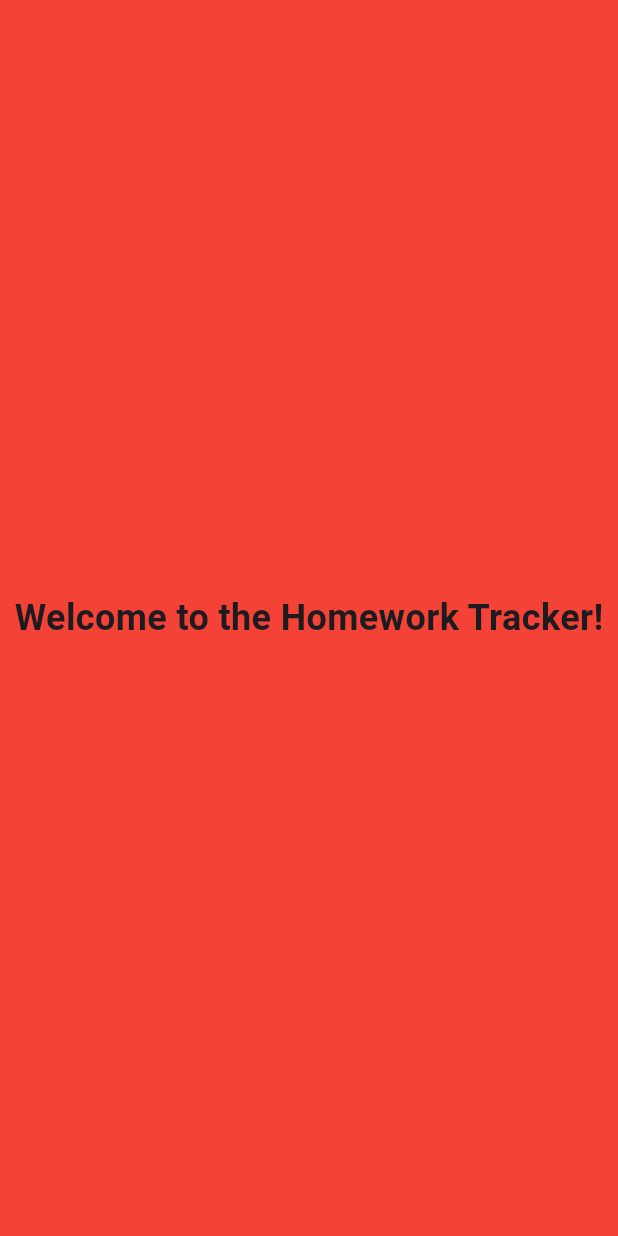
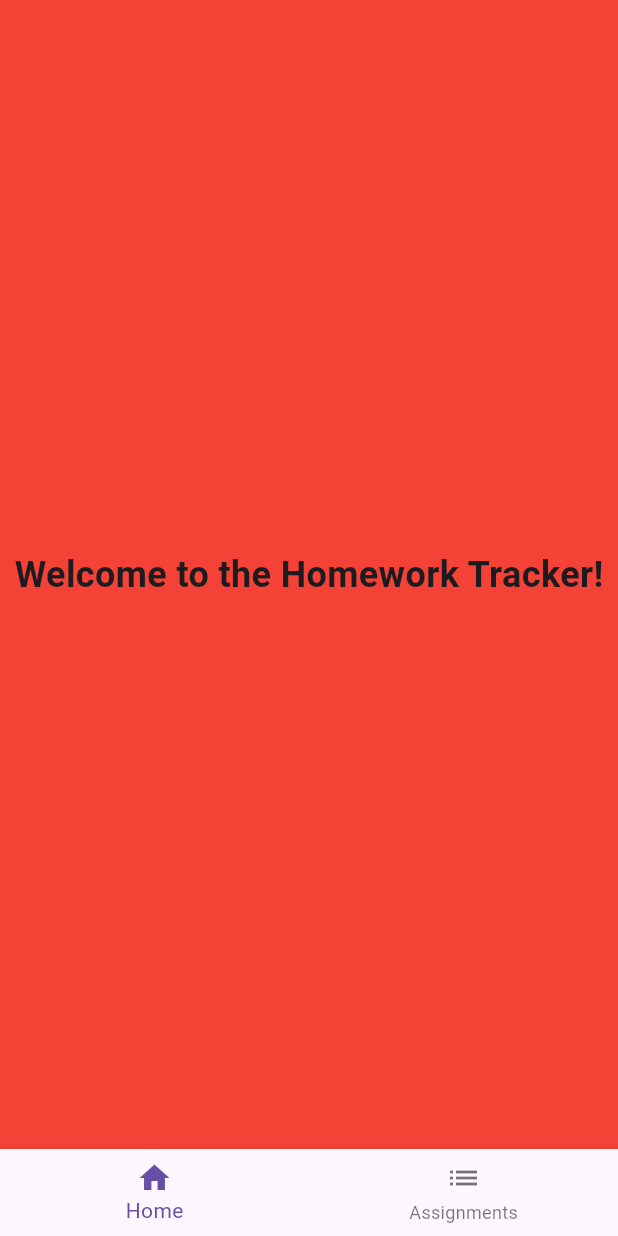
Before and after one commit to aidanjj/homework-tracker, a Flutter app: the screen it shows after launch, on a phone screen of 412 x 824 dp. Run offline on Flutter 3.47's test engine with Material 3 defaults, Android fonts, the phone set to English and light mode, and no system bars.

Commit message:
Added assignment list and navbar

```diff
--- a/lib/main.dart
+++ b/lib/main.dart
@@ -1,6 +1,7 @@
 import 'package:flutter/material.dart';
 import 'dart:async';
 import 'home_screen.dart';
+import 'main_navigation.dart';
 
 void main() {
   runApp(const HomeworkTrackerApp());
@@ -33,7 +34,7 @@
     Timer(const Duration(seconds: 3), () {
       Navigator.of(
         context,
-      ).pushReplacement(MaterialPageRoute(builder: (_) => const HomeScreen()));
+      ).pushReplacement(MaterialPageRoute(builder: (_) => const MainNavigationScreen()));
     });
   }
   @override
--- /dev/null
+++ b/lib/main_navigation.dart
@@ -0,0 +1,49 @@
+
+import 'package:flutter/material.dart';
+import 'home_screen.dart';
+import 'assignment_list_screen.dart';
+
+class MainNavigationScreen extends StatefulWidget {
+  const MainNavigationScreen({super.key});
+
+  @override
+  State<MainNavigationScreen> createState() =>
+      _MainNavigationScreenState();
+}
+
+class _MainNavigationScreenState
+    extends State<MainNavigationScreen> {
+  int _selectedIndex = 0;
+
+  final List<Widget> _screens = [
+    const HomeScreen(),
+    const AssignmentListScreen(),
+  ];
+
+  void _onItemTapped(int index) {
+    setState(() {
+      _selectedIndex = index;
+    });
+  }
+
+  @override
+  Widget build(BuildContext context) {
+    return Scaffold(
+      body: _screens[_selectedIndex],
+      bottomNavigationBar: BottomNavigationBar(
+        currentIndex: _selectedIndex,
+        onTap: _onItemTapped,
+        items: const [
+          BottomNavigationBarItem(
+            icon: Icon(Icons.home),
+            label: 'Home',
+          ),
+          BottomNavigationBarItem(
+            icon: Icon(Icons.list),
+            label: 'Assignments',
+          ),
+        ],
+      ),
+    );
+  }
+}
```
Also changed, not shown: lib/assignment_list_screen.dart (added, +86 -0 lines).
